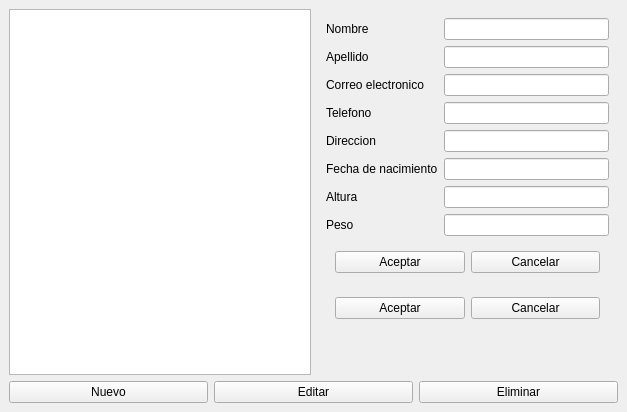
Ezequiel-CE/tp3-laboratorio-2, file base.ui: the form before one commit.
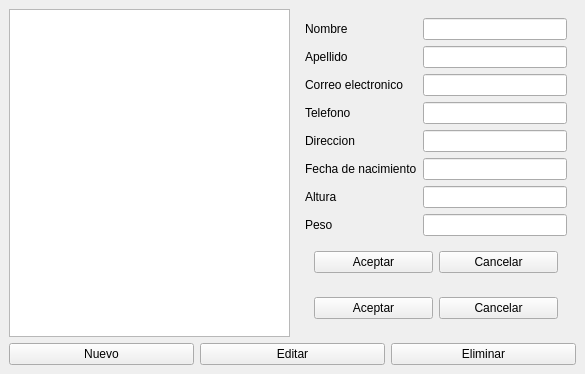
The form after the commit.

Diff of the .ui file:
```diff
--- a/base.ui
+++ b/base.ui
@@ -6,8 +6,8 @@
    <rect>
     <x>0</x>
     <y>0</y>
-    <width>627</width>
-    <height>412</height>
+    <width>585</width>
+    <height>365</height>
    </rect>
   </property>
   <property name="windowTitle">
@@ -18,7 +18,14 @@
     <item>
      <layout class="QHBoxLayout" name="horizontalLayout">
       <item>
-       <widget class="QListWidget" name="lista"/>
+       <widget class="QListWidget" name="lista">
+        <property name="toolTip">
+         <string>&lt;html&gt;&lt;head/&gt;&lt;body&gt;&lt;p align=&quot;center&quot;&gt;&lt;br/&gt;&lt;/p&gt;&lt;/body&gt;&lt;/html&gt;</string>
+        </property>
+        <property name="styleSheet">
+         <string notr="true"/>
+        </property>
+       </widget>
       </item>
       <item>
        <widget class="QWidget" name="form" native="true">
```
